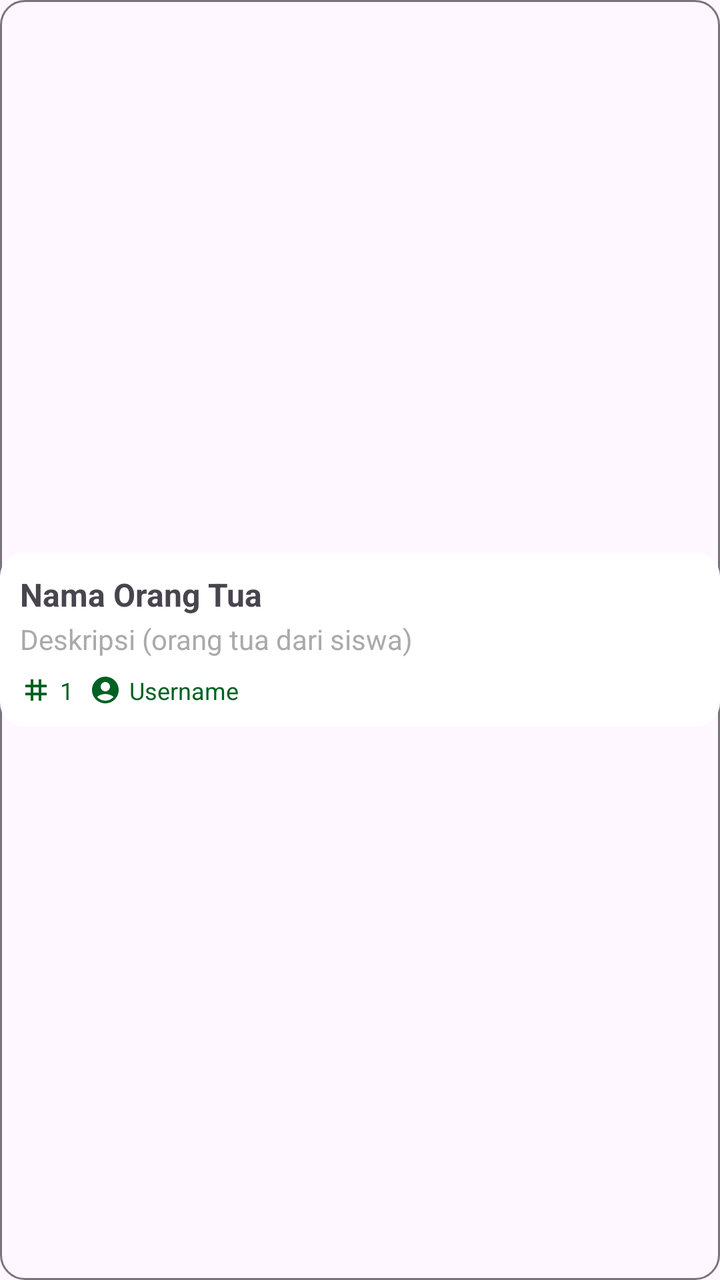
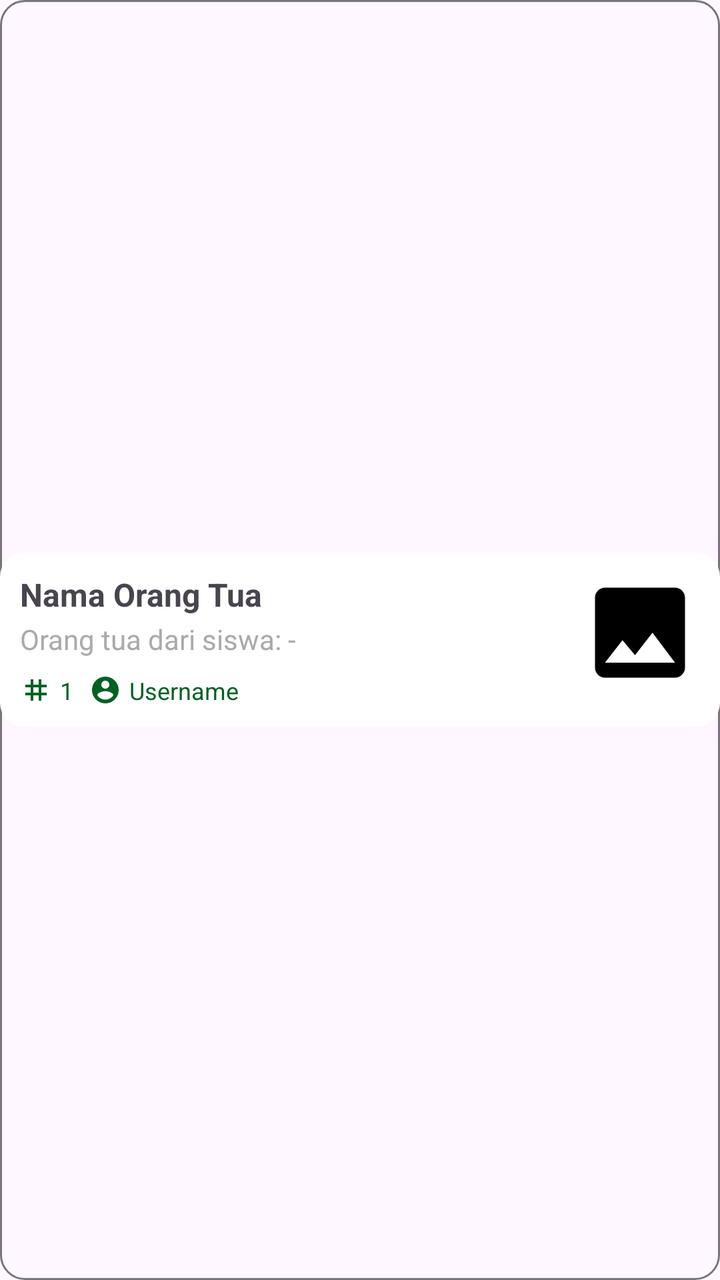

An Android layout rendered at two revisions. The XML below is the earlier revision; the diff shows what the commit changed to produce the second picture.
<!-- AndroidManifest.xml: application theme Theme.OrionAPP -->
<!-- res/layout/item_akun_orangtua.xml -->
<LinearLayout xmlns:android="http://schemas.android.com/apk/res/android"
    xmlns:tools="http://schemas.android.com/tools"
    android:layout_width="match_parent"
    android:layout_height="wrap_content"
    android:layout_marginBottom="8dp"
    android:background="@drawable/rounded_outline_3"
    android:elevation="8dp"
    android:gravity="center_vertical"
    android:orientation="horizontal">

    <LinearLayout
        android:layout_width="match_parent"
        android:layout_height="wrap_content"
        android:background="@drawable/rounded_ripple"
        android:orientation="vertical"
        android:padding="10dp">

        <LinearLayout
            android:layout_width="match_parent"
            android:layout_height="wrap_content"
            android:layout_weight="1"
            android:orientation="horizontal">

            <LinearLayout
                android:layout_width="0dp"
                android:layout_height="wrap_content"
                android:layout_weight="1"
                android:orientation="vertical">

                <TextView
                    android:id="@+id/titleText"
                    android:layout_width="wrap_content"
                    android:layout_height="wrap_content"
                    android:text="Nama Orang Tua"
                    android:textSize="16sp"
                    android:textStyle="bold" />

                <TextView
                    android:id="@+id/descText"
                    android:layout_width="wrap_content"
                    android:layout_height="wrap_content"
                    android:layout_marginTop="2dp"
                    android:text="Deskripsi (orang tua dari siswa)"
                    android:textColor="@android:color/darker_gray"
                    android:textSize="14sp" />

                <LinearLayout
                    android:layout_width="wrap_content"
                    android:layout_height="wrap_content"
                    android:layout_marginTop="4dp"
                    android:orientation="horizontal">

                    <TextView
                        android:id="@+id/indexText"
                        android:layout_width="wrap_content"
                        android:layout_height="wrap_content"
                        android:layout_marginTop="4dp"
                        android:drawableStart="@drawable/ic_tag_16"
                        android:drawablePadding="4dp"
                        android:drawableTint="@color/primary"
                        android:text="1"
                        android:textColor="@color/primary"
                        android:textSize="12sp" />

                    <TextView
                        android:id="@+id/dateText"
                        android:layout_width="wrap_content"
                        android:layout_height="wrap_content"
                        android:layout_marginLeft="8dp"
                        android:layout_marginTop="4dp"
                        android:drawableStart="@drawable/ic_account_circle_16"
                        android:drawablePadding="4dp"
                        android:drawableTint="@color/primary"
                        android:text="Username"
                        android:textColor="@color/primary"
                        android:textSize="12sp" />
                </LinearLayout>
            </LinearLayout>

        </LinearLayout>

    </LinearLayout>
</LinearLayout>
<!-- resources referenced by this layout -->
<resources>
  <color name="primary">#006122</color>
  <!-- drawable ic_account_circle_16 (drawable) -->
  <vector xmlns:android="http://schemas.android.com/apk/res/android" android:height="16dp" android:tint="#000000" android:viewportHeight="24" android:viewportWidth="24" android:width="16dp">
        
      <path android:fillColor="@android:color/white" android:pathData="M12,2C6.48,2 2,6.48 2,12s4.48,10 10,10s10,-4.48 10,-10S17.52,2 12,2zM12,6c1.93,0 3.5,1.57 3.5,3.5S13.93,13 12,13s-3.5,-1.57 -3.5,-3.5S10.07,6 12,6zM12,20c-2.03,0 -4.43,-0.82 -6.14,-2.88C7.55,15.8 9.68,15 12,15s4.45,0.8 6.14,2.12C16.43,19.18 14.03,20 12,20z"/>
      
  </vector>
  <!-- drawable ic_tag_16 (drawable) -->
  <vector xmlns:android="http://schemas.android.com/apk/res/android" android:height="16dp" android:tint="#000000" android:viewportHeight="24" android:viewportWidth="24" android:width="16dp">
        
      <path android:fillColor="@android:color/white" android:pathData="M20,10L20,8h-4L16,4h-2v4h-4L10,4L8,4v4L4,8v2h4v4L4,14v2h4v4h2v-4h4v4h2v-4h4v-2h-4v-4h4zM14,14h-4v-4h4v4z"/>
      
  </vector>
  <!-- drawable rounded_outline_3 (drawable) -->
  <?xml version="1.0" encoding="utf-8"?>
  <shape xmlns:android="http://schemas.android.com/apk/res/android"
      android:shape="rectangle">
  
      
      <corners android:radius="12dp" />
  
      
      <stroke
          android:width="1dp"
          android:color="?attr/colorOutline" />
  
  
  </shape>
  <color name="white">#ffffff</color>
  <color name="background">#f5f5f5</color>
  <color name="text">#1E1E1E</color>
  <style name="OrionButton" parent="Widget.Material3.Button">
          <item name="android:backgroundTint">@color/primary</item>
          <item name="android:textColor">@color/white</item>
          <item name="android:layout_marginHorizontal">4px</item>
          <item name="android:buttonCornerRadius" tools:targetApi="p">12dp</item>
      </style>
  <style name="OrionTextTitle" parent="Widget.Material3.TextInputLayout.OutlinedBox">
          <item name="boxStrokeColor">@color/primary</item>
          <item name="hintTextColor">@color/primary</item>
          <item name="boxBackgroundMode">outline</item>
      </style>
  <color name="highlight_primary">#C0006122</color>
  <color name="error">#D00000</color>
  <style name="SearchViewStyle.White" parent="Widget.AppCompat.SearchView">
          
          <item name="searchHintIcon">@drawable/ic_search_24</item>
          <item name="cursorColor">@color/white</item>
          <item name="submitBackground">@android:color/white</item>
          <item name="android:textColorHint">@color/white</item>
          <item name="android:textColor">@color/white</item>
          <item name="android:iconTint">@android:color/white</item>
          <item name="android:buttonTint">@android:color/white</item>
      </style>
  <!-- drawable ic_search_24 (drawable) -->
  <vector xmlns:android="http://schemas.android.com/apk/res/android" android:height="24dp" android:tint="#000000" android:viewportHeight="24" android:viewportWidth="24" android:width="24dp">
        
      <path android:fillColor="@android:color/white" android:pathData="M15.5,14h-0.79l-0.28,-0.27C15.41,12.59 16,11.11 16,9.5 16,5.91 13.09,3 9.5,3S3,5.91 3,9.5 5.91,16 9.5,16c1.61,0 3.09,-0.59 4.23,-1.57l0.27,0.28v0.79l5,4.99L20.49,19l-4.99,-5zM9.5,14C7.01,14 5,11.99 5,9.5S7.01,5 9.5,5 14,7.01 14,9.5 11.99,14 9.5,14z"/>
      
  </vector>
  <!-- unchanged entries left out for length: 2 -->
</resources>

<!-- the commit's change to res/layout/item_akun_orangtua.xml (unified diff, before → after) -->
@@ -28,7 +28,7 @@
                 android:orientation="vertical">
 
                 <TextView
-                    android:id="@+id/titleText"
+                    android:id="@+id/namaText"
                     android:layout_width="wrap_content"
                     android:layout_height="wrap_content"
                     android:text="Nama Orang Tua"
@@ -40,7 +40,7 @@
                     android:layout_width="wrap_content"
                     android:layout_height="wrap_content"
                     android:layout_marginTop="2dp"
-                    android:text="Deskripsi (orang tua dari siswa)"
+                    android:text="Orang tua dari siswa: -"
                     android:textColor="@android:color/darker_gray"
                     android:textSize="14sp" />
 
@@ -63,7 +63,7 @@
                         android:textSize="12sp" />
 
                     <TextView
-                        android:id="@+id/dateText"
+                        android:id="@+id/usernameText"
                         android:layout_width="wrap_content"
                         android:layout_height="wrap_content"
                         android:layout_marginLeft="8dp"
@@ -77,6 +77,14 @@
                 </LinearLayout>
             </LinearLayout>
 
+            <ImageView
+                android:id="@+id/iconImage"
+                android:layout_width="60dp"
+                android:layout_height="60dp"
+                android:layout_marginStart="10dp"
+                android:src="@drawable/ic_image_24"
+                tools:tint="@android:color/darker_gray" />
+
         </LinearLayout>
 
     </LinearLayout>
<!-- resource entries referenced after the edit -->
@@ -4,7 +4,13 @@
   <!-- drawable ic_account_circle_16 (drawable) -->
   <vector xmlns:android="http://schemas.android.com/apk/res/android" android:height="16dp" android:tint="#000000" android:viewportHeight="24" android:viewportWidth="24" android:width="16dp">
         
-      <path android:fillColor="@android:color/white" android:pathData="M12,2C6.48,2 2,6.48 2,12s4.48,10 10,10s10,-4.48 10,-10S17.52,2 12,2zM12,6c1.93,0 3.5,1.57 3.5,3.5S13.93,13 12,13s-3.5,-1.57 -3.5,-3.5S10.07,6 12,6zM12,20c-2.03,0 -4.43,-0.82 -6.14,-2.88C7.55,15.8 9.68,15 12,15s4.45,0.8 6.14,2.12C16.43,19.18 14.03,20 12,20z"/>
+      <path android:fillColor="@android:color/white" android:pathData="M12,2C6.48,2 2,6.48 2,12s4.48,10 10,10 10,-4.48 10,-10S17.52,2 12,2zM12,5c1.66,0 3,1.34 3,3s-1.34,3 -3,3 -3,-1.34 -3,-3 1.34,-3 3,-3zM12,19.2c-2.5,0 -4.71,-1.28 -6,-3.22 0.03,-1.99 4,-3.08 6,-3.08 1.99,0 5.97,1.09 6,3.08 -1.29,1.94 -3.5,3.22 -6,3.22z"/>
+      
+  </vector>
+  <!-- drawable ic_image_24 (drawable) -->
+  <vector xmlns:android="http://schemas.android.com/apk/res/android" android:height="24dp" android:tint="#000000" android:viewportHeight="24" android:viewportWidth="24" android:width="24dp">
+        
+      <path android:fillColor="@android:color/white" android:pathData="M21,19V5c0,-1.1 -0.9,-2 -2,-2H5c-1.1,0 -2,0.9 -2,2v14c0,1.1 0.9,2 2,2h14c1.1,0 2,-0.9 2,-2zM8.5,13.5l2.5,3.01L14.5,12l4.5,6H5l3.5,-4.5z"/>
       
   </vector>
   <!-- drawable ic_tag_16 (drawable) -->
